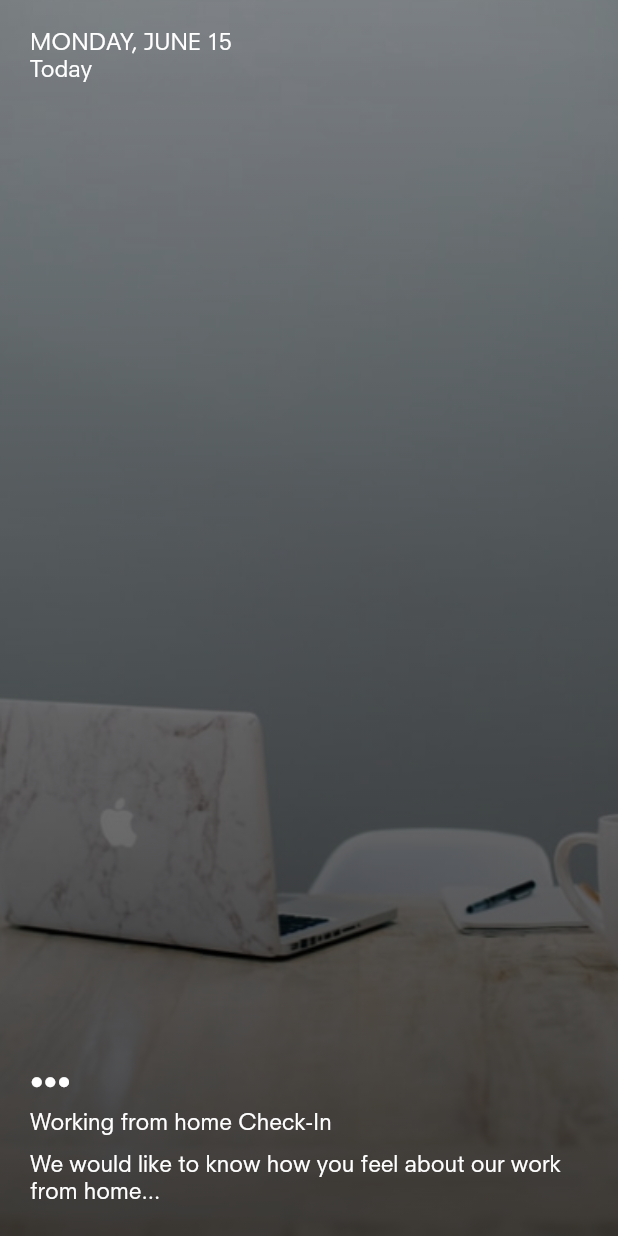
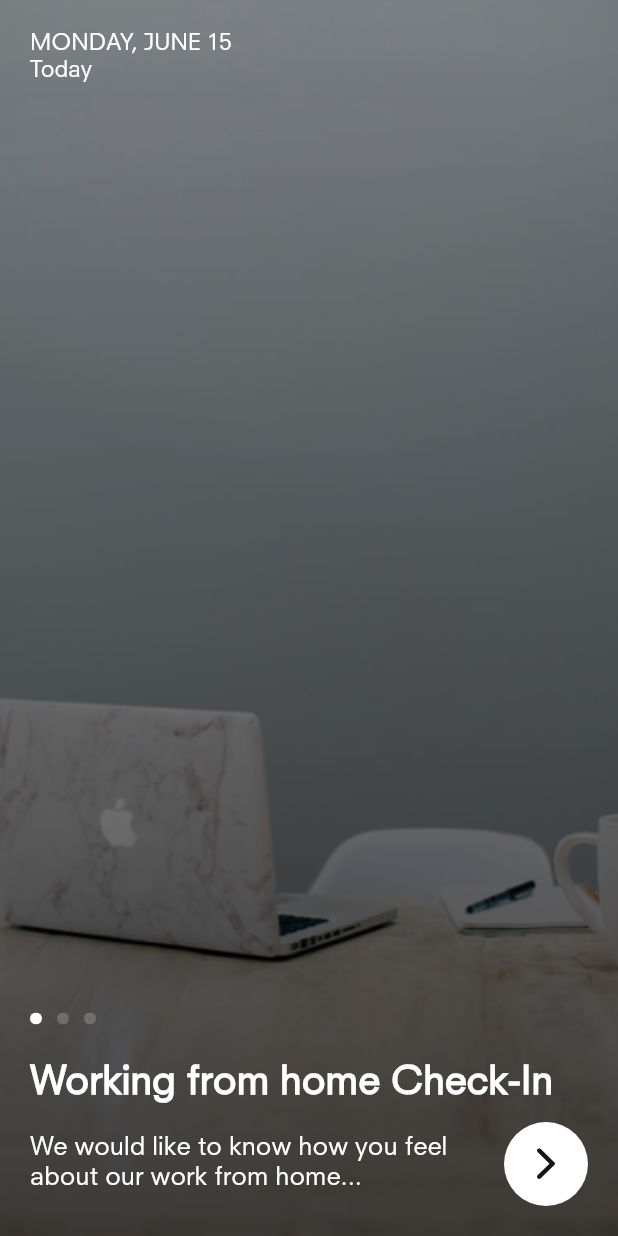
Before and after one commit to luongvo/flutter-survey, a Flutter app: the HomePage screen opened by its route, on a phone screen of 412 x 824 dp. Run offline on Flutter 3.47's test engine with Material 2 defaults, Android fonts, the phone set to English and light mode, and no system bars; our stand-ins replace flutter_svg; missing offline and left inert: flutter_config; generated files the repository leaves out were written again.

Commit message:
[#11] Build footer ui

```diff
--- a/lib/pages/home_page.dart
+++ b/lib/pages/home_page.dart
@@ -57,16 +57,41 @@ class HomePage extends StatelessWidget {
     return Column(
       crossAxisAlignment: CrossAxisAlignment.stretch,
       children: [
-        Text(
-          // TODO
-          "●●●",
+        Row(
+          children: [
+            ClipRRect(
+              borderRadius: BorderRadius.all(Radius.circular(4)),
+              child: Container(
+                height: 8,
+                width: 8,
+                color: Colors.white,
+              ),
+            ),
+            SizedBox(width: 10.0),
+            ClipRRect(
+              borderRadius: BorderRadius.all(Radius.circular(4)),
+              child: Container(
+                height: 8,
+                width: 8,
+                color: Colors.white.withOpacity(0.2),
+              ),
+            ),
+            SizedBox(width: 10.0),
+            ClipRRect(
+              borderRadius: BorderRadius.all(Radius.circular(4)),
+              child: Container(
+                height: 8,
+                width: 8,
+                color: Colors.white.withOpacity(0.2),
+              ),
+            ),
+          ],
         ),
-        SizedBox(
-          height: 10.0,
-        ),
+        SizedBox(height: Dimens.defaultMarginPaddingLarge),
         Text(
           // TODO
           'Working from home Check-In',
+          style: Theme.of(context).textTheme.subtitle1,
         ),
         SizedBox(
           height: 10.0,
@@ -77,6 +102,22 @@ class HomePage extends StatelessWidget {
               child: Text(
                 // TODO
                 'We would like to know how you feel about our work from home...',
+                style: Theme.of(context).textTheme.bodyText1,
+              ),
+            ),
+            Padding(
+              padding: EdgeInsets.only(left: Dimens.defaultMarginPadding),
+              child: ClipOval(
+                child: Material(
+                  color: Colors.white,
+                  child: SizedBox(
+                    width: 56,
+                    height: 56,
+                    child: Assets.icons.icArrowRight.svg(
+                      fit: BoxFit.none,
+                    ),
+                  ),
+                ),
               ),
             ),
           ],
--- a/lib/resources/app_theme.dart
+++ b/lib/resources/app_theme.dart
@@ -20,6 +20,11 @@ class AppTheme {
             fontSize: 15,
             fontWeight: FontWeight.w400,
           ),
+          subtitle1: TextStyle(
+            color: Colors.white,
+            fontSize: 26,
+            fontWeight: FontWeight.w800,
+          ),
           button: TextStyle(
             color: ColorName.blackRussian,
             fontWeight: FontWeight.w800,
```
Also changed, not shown: assets/icons/ic_arrow_right.svg (added).
